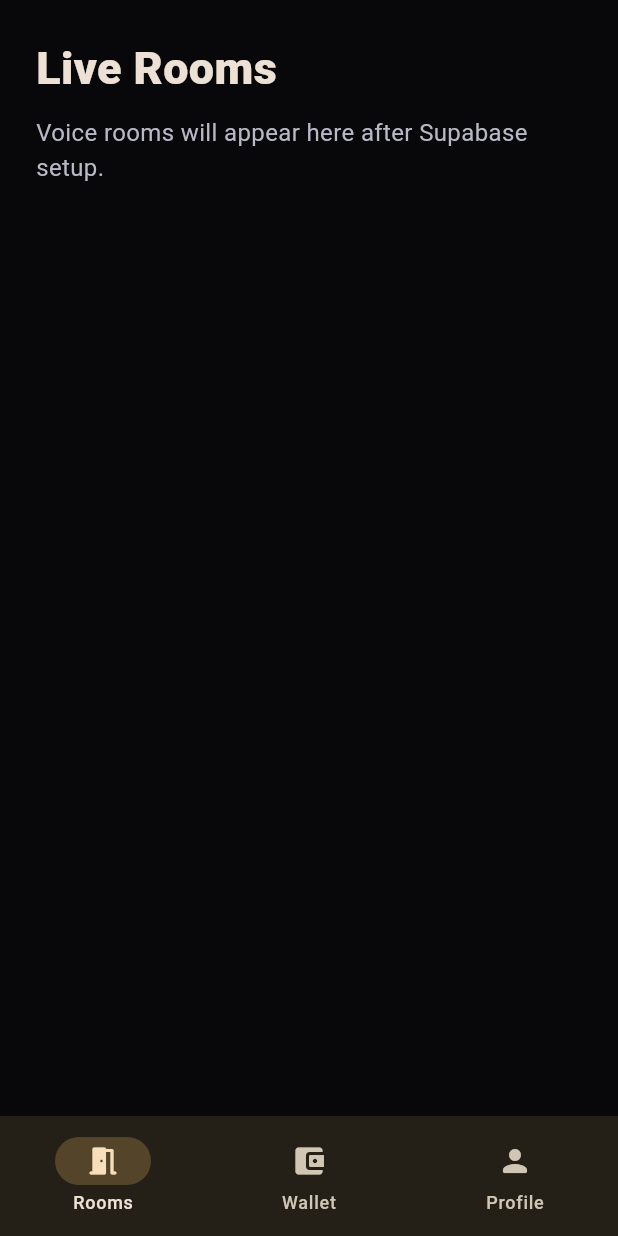
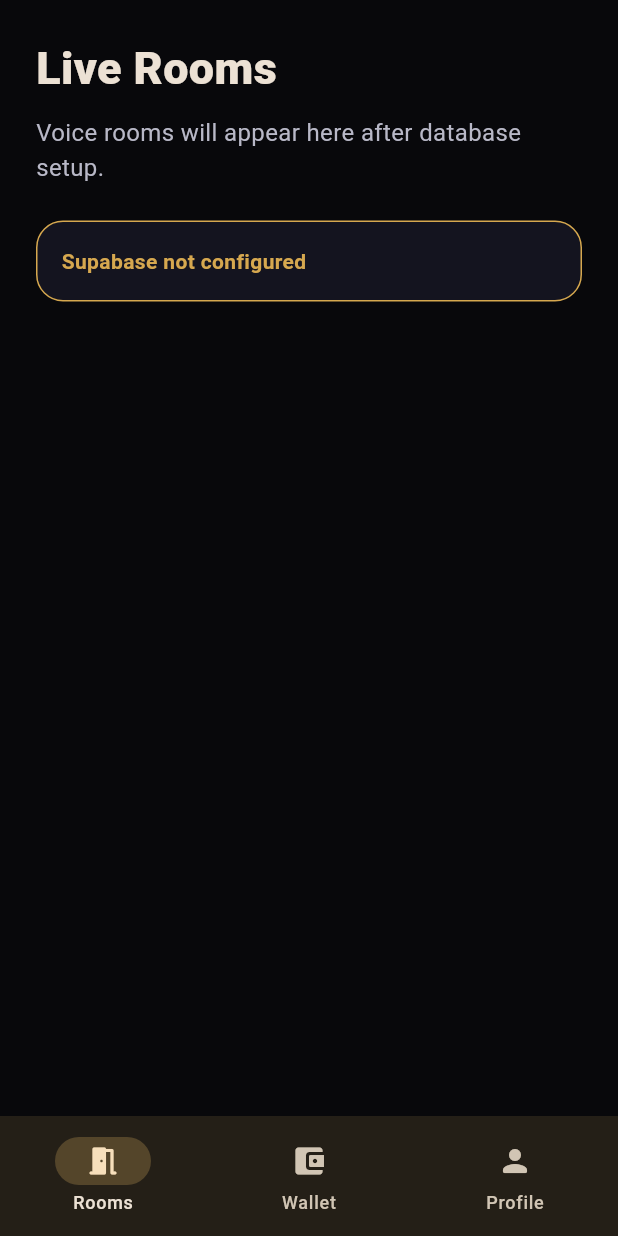
Before and after one commit to charbel291291291/sroodlive, a Flutter app: the HomeScreen screen opened directly, on a phone screen of 412 x 824 dp. Run offline on Flutter 3.47's test engine with Material 3 defaults, Android fonts, the phone set to English and light mode, and no system bars; our stand-ins replace supabase_flutter; accounts and stored records are empty.

Commit message:
Add Supabase connection status

```diff
--- /dev/null
+++ b/lib/core/supabase/supabase_service.dart
@@ -0,0 +1,13 @@
+import 'package:supabase_flutter/supabase_flutter.dart';
+import '../config/supabase_config.dart';
+
+class SupabaseService {
+  static bool get isConfigured {
+    return SupabaseConfig.isConfigured;
+  }
+
+  static SupabaseClient? get client {
+    if (!isConfigured) return null;
+    return Supabase.instance.client;
+  }
+}
--- a/lib/features/home/home_screen.dart
+++ b/lib/features/home/home_screen.dart
@@ -1,4 +1,5 @@
 import 'package:flutter/material.dart';
+import '../../core/supabase/supabase_service.dart';
 import '../../main.dart';
 import '../profile/profile_screen.dart';
 
@@ -61,6 +62,8 @@ class RoomsTab extends StatelessWidget {
 
   @override
   Widget build(BuildContext context) {
+    final isSupabaseReady = SupabaseService.isConfigured;
+
     return SafeArea(
       child: Padding(
         padding: const EdgeInsets.all(24),
@@ -79,12 +82,38 @@ class RoomsTab extends StatelessWidget {
             const SizedBox(height: 10),
             Text(
               isArabic
-                  ? 'الغرف الصوتية ستظهر هنا بعد ربط Supabase.'
-                  : 'Voice rooms will appear here after Supabase setup.',
+                  ? 'الغرف الصوتية ستظهر هنا بعد ربط قاعدة البيانات.'
+                  : 'Voice rooms will appear here after database setup.',
               textAlign: isArabic ? TextAlign.right : TextAlign.left,
               style: const TextStyle(
                 fontSize: 16,
                 color: Color(0xFFB8B8C7),
+              ),
+            ),
+            const SizedBox(height: 24),
+            Container(
+              width: double.infinity,
+              padding: const EdgeInsets.all(16),
+              decoration: BoxDecoration(
+                color: const Color(0xFF14141F),
+                borderRadius: BorderRadius.circular(18),
+                border: Border.all(
+                  color: isSupabaseReady
+                      ? const Color(0xFF2ECC71)
+                      : const Color(0xFFD6A84F),
+                ),
+              ),
+              child: Text(
+                isSupabaseReady
+                    ? (isArabic ? 'Supabase متصل' : 'Supabase connected')
+                    : (isArabic ? 'Supabase غير مفعل' : 'Supabase not configured'),
+                textAlign: isArabic ? TextAlign.right : TextAlign.left,
+                style: TextStyle(
+                  color: isSupabaseReady
+                      ? const Color(0xFF2ECC71)
+                      : const Color(0xFFD6A84F),
+                  fontWeight: FontWeight.w700,
+                ),
               ),
             ),
           ],
```
